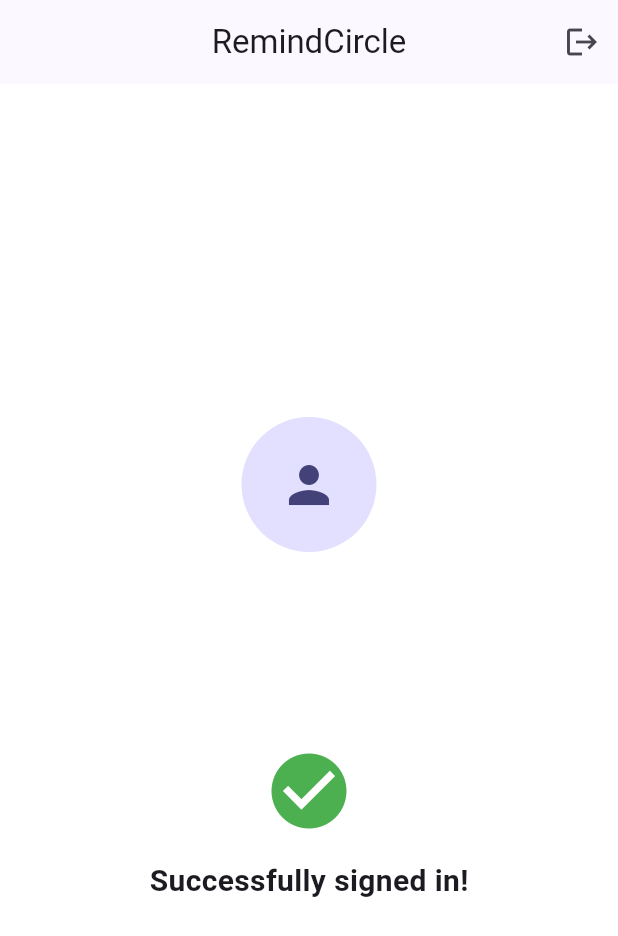
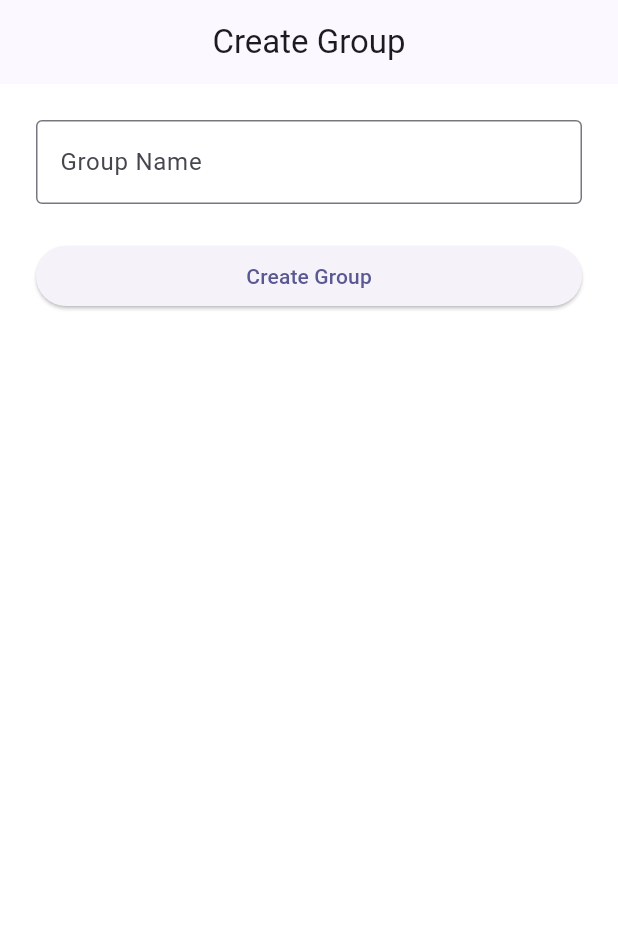
Before and after one commit to Akshun-jain/remind-circle, a Flutter app: the screen it shows once a user with an empty profile is signed in, on a phone screen of 412 x 824 dp. Shown: the top 936 px of the screen. Run offline on Flutter 3.47's test engine with Material 3 defaults, Android fonts, the phone set to English and light mode, and no system bars; our stand-ins replace cloud_firestore, firebase_auth, firebase_core, flutter_riverpod, google_sign_in; accounts and stored records are empty.

Commit message:
feat(groups): create groups with Firestore

```diff
--- a/lib/core/services/firestore_service.dart
+++ b/lib/core/services/firestore_service.dart
@@ -7,4 +7,7 @@
 
   CollectionReference<Map<String, dynamic>> get users =>
       _firestore.collection('users');
+
+  CollectionReference<Map<String, dynamic>> get groups =>
+      _firestore.collection('groups');
 }
--- /dev/null
+++ b/lib/features/groups/data/repositories/group_repository.dart
@@ -0,0 +1,11 @@
+import 'package:remind_circle/features/groups/domain/models/group.dart';
+
+abstract class GroupRepository {
+  Future<Group> createGroup({required String name, required String ownerId});
+
+  Future<Group?> getGroup(String groupId);
+
+  Future<Group?> getGroupByInviteCode(String inviteCode);
+
+  Future<void> deleteGroup(String groupId);
+}
--- /dev/null
+++ b/lib/features/groups/domain/models/group.dart
@@ -0,0 +1,34 @@
+class Group {
+  const Group({
+    required this.id,
+    required this.name,
+    required this.ownerId,
+    required this.inviteCode,
+    required this.createdAt,
+  });
+
+  final String id;
+  final String name;
+  final String ownerId;
+  final String inviteCode;
+  final DateTime createdAt;
+
+  Map<String, dynamic> toMap() {
+    return {
+      'name': name,
+      'ownerId': ownerId,
+      'inviteCode': inviteCode,
+      'createdAt': createdAt,
+    };
+  }
+
+  factory Group.fromMap(String id, Map<String, dynamic> map) {
+    return Group(
+      id: id,
+      name: map['name'] as String,
+      ownerId: map['ownerId'] as String,
+      inviteCode: map['inviteCode'] as String,
+      createdAt: (map['createdAt'] as dynamic).toDate(),
+    );
+  }
+}
--- /dev/null
+++ b/lib/features/groups/presentation/providers/group_controller.dart
@@ -0,0 +1,31 @@
+import 'package:flutter_riverpod/flutter_riverpod.dart';
+import 'package:remind_circle/features/groups/data/providers/group_repository_provider.dart';
+import 'package:remind_circle/features/groups/domain/models/group.dart';
+
+final groupControllerProvider = AsyncNotifierProvider<GroupController, Group?>(
+  GroupController.new,
+);
+
+class GroupController extends AsyncNotifier<Group?> {
+  @override
+  Future<Group?> build() async {
+    return null;
+  }
+
+  Future<Group> createGroup({
+    required String name,
+    required String ownerId,
+  }) async {
+    state = const AsyncLoading();
+
+    final group = await AsyncValue.guard(() async {
+      final repository = ref.read(groupRepositoryProvider);
+
+      return repository.createGroup(name: name, ownerId: ownerId);
+    });
+
+    state = group;
+
+    return group.requireValue;
+  }
+}
--- /dev/null
+++ b/lib/features/groups/presentation/screens/create_group_screen.dart
@@ -0,0 +1,95 @@
+import 'package:firebase_auth/firebase_auth.dart';
+import 'package:flutter/material.dart';
+import 'package:flutter_riverpod/flutter_riverpod.dart';
+
+import 'package:remind_circle/features/groups/presentation/providers/group_controller.dart';
+
+class CreateGroupScreen extends ConsumerStatefulWidget {
+  const CreateGroupScreen({super.key});
+
+  @override
+  ConsumerState<CreateGroupScreen> createState() =>
+      _CreateGroupScreenState();
+}
+
+class _CreateGroupScreenState
+    extends ConsumerState<CreateGroupScreen> {
+  final _controller = TextEditingController();
+
+  @override
+  void dispose() {
+    _controller.dispose();
+    super.dispose();
+  }
+
+  Future<void> _createGroup() async {
+    final name = _controller.text.trim();
+
+    if (name.isEmpty) {
+      ScaffoldMessenger.of(context).showSnackBar(
+        const SnackBar(
+          content: Text('Please enter a group name.'),
+        ),
+      );
+      return;
+    }
+
+    final user = FirebaseAuth.instance.currentUser;
+
+    if (user == null) return;
+
+    final group = await ref
+        .read(groupControllerProvider.notifier)
+        .createGroup(
+          name: name,
+          ownerId: user.uid,
+        );
+
+    if (!mounted) return;
+
+    ScaffoldMessenger.of(context).showSnackBar(
+      SnackBar(
+        content: Text(
+          'Group "${group.name}" created!\nInvite Code: ${group.inviteCode}',
+        ),
+      ),
+    );
+
+    _controller.clear();
+  }
+
+  @override
+  Widget build(BuildContext context) {
+    final loading = ref.watch(groupControllerProvider).isLoading;
+
+    return Scaffold(
+      appBar: AppBar(
+        title: const Text('Create Group'),
+      ),
+      body: Padding(
+        padding: const EdgeInsets.all(24),
+        child: Column(
+          children: [
+            TextField(
+              controller: _controller,
+              decoration: const InputDecoration(
+                labelText: 'Group Name',
+                border: OutlineInputBorder(),
+              ),
+            ),
+            const SizedBox(height: 24),
+            SizedBox(
+              width: double.infinity,
+              child: ElevatedButton(
+                onPressed: loading ? null : _createGroup,
+                child: loading
+                    ? const CircularProgressIndicator()
+                    : const Text('Create Group'),
+              ),
+            ),
+          ],
+        ),
+      ),
+    );
+  }
+}
--- a/lib/features/home/presentation/screens/home_screen.dart
+++ b/lib/features/home/presentation/screens/home_screen.dart
@@ -1,76 +1,11 @@
 import 'package:flutter/material.dart';
-import 'package:flutter_riverpod/flutter_riverpod.dart';
-import 'package:remind_circle/core/providers/auth_repository_provider.dart';
+import 'package:remind_circle/features/groups/presentation/screens/create_group_screen.dart';
 
-class HomeScreen extends ConsumerWidget {
+class HomeScreen extends StatelessWidget {
   const HomeScreen({super.key});
 
   @override
-  Widget build(BuildContext context, WidgetRef ref) {
-    final repository = ref.watch(authRepositoryProvider);
-    final user = repository.getCurrentUser();
-
-    return Scaffold(
-      appBar: AppBar(
-        title: const Text('RemindCircle'),
-        centerTitle: true,
-        actions: [
-          IconButton(
-            icon: const Icon(Icons.logout),
-            onPressed: () async {
-              final repository = ref.read(authRepositoryProvider);
-              await repository.signOut();
-            },
-          ),
-        ],
-      ),
-      body: Center(
-        child: Padding(
-          padding: const EdgeInsets.all(24),
-          child: Column(
-            mainAxisAlignment: MainAxisAlignment.center,
-            children: [
-              CircleAvatar(
-                radius: 45,
-                backgroundImage: user?.photoUrl != null
-                    ? NetworkImage(user!.photoUrl!)
-                    : null,
-                child: user?.photoUrl == null
-                    ? const Icon(Icons.person, size: 40)
-                    : null,
-              ),
-
-              const SizedBox(height: 24),
-
-              Text(
-                user?.name ?? 'Unknown User',
-                style: const TextStyle(
-                  fontSize: 24,
-                  fontWeight: FontWeight.bold,
-                ),
-              ),
-
-              const SizedBox(height: 8),
-
-              Text(
-                user?.email ?? '',
-                style: const TextStyle(fontSize: 16, color: Colors.grey),
-              ),
-
-              const SizedBox(height: 40),
-
-              const Icon(Icons.check_circle, color: Colors.green, size: 60),
-
-              const SizedBox(height: 16),
-
-              const Text(
-                'Successfully signed in!',
-                style: TextStyle(fontSize: 20, fontWeight: FontWeight.w600),
-              ),
-            ],
-          ),
-        ),
-      ),
-    );
+  Widget build(BuildContext context) {
+    return const CreateGroupScreen();
   }
 }
```
Also changed, not shown: lib/features/groups/data/providers/group_repository_provider.dart (added, +7 -0 lines), lib/features/groups/data/repositories/firestore_group_repository.dart (added, +70 -0 lines).
